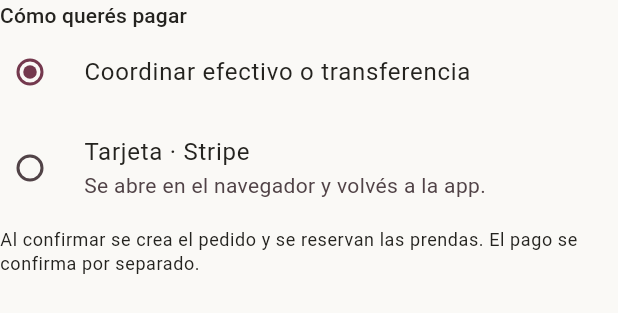
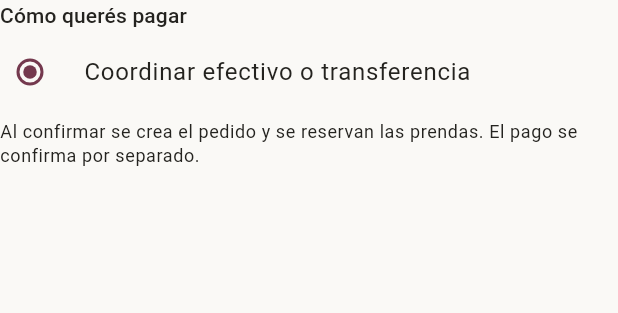
Before and after one commit to JA-Guevara/MOBILE_MARKETPLACE_MODA, a Flutter app: the _MetodoPago widget shown alone on an empty page, opened directly with empty values, on a phone screen of 412 x 824 dp. Shown: the top 313 px of the screen. Run offline on Flutter 3.47's test engine with Material 3 defaults, Android fonts, the phone set to English and light mode, and no system bars; our stand-ins replace cached_network_image, camera, connectivity_plus, dio, flutter_cache_manager, flutter_local_notifications and 6 more; missing offline and left inert: google_mlkit_pose_detection, workmanager; accounts and stored records are empty; network calls fail.

Commit message:
Respeta la disponibilidad de tarjeta por tienda en el carrito

```diff
--- a/lib/features/ventas_pagos/domain/commerce_models.dart
+++ b/lib/features/ventas_pagos/domain/commerce_models.dart
@@ -135,6 +135,7 @@ class Carrito {
     this.couponCode,
     this.total = 0,
     this.currency = 'BOB',
+    this.tarjetaDisponible = false,
   });
 
   final List<ItemCarrito> items;
@@ -144,6 +145,7 @@ class Carrito {
   final String? couponCode;
   final double total;
   final String currency;
+  final bool tarjetaDisponible;
 
   factory Carrito.desdeJson(Map<String, dynamic> json) => Carrito(
     items: (json['items'] as List<dynamic>? ?? const [])
@@ -157,6 +159,7 @@ class Carrito {
     couponCode: json['coupon_code'] as String?,
     total: _monto(json['total']),
     currency: json['currency'] as String? ?? 'BOB',
+    tarjetaDisponible: json['card_payments_available'] == true,
   );
 
   bool get vacio => items.isEmpty;
--- a/lib/features/ventas_pagos/presentation/carrito_screen.dart
+++ b/lib/features/ventas_pagos/presentation/carrito_screen.dart
@@ -612,19 +612,20 @@ class _MetodoPago extends StatelessWidget {
         RadioGroup<String>(
           groupValue: estado.metodoPago,
           onChanged: (v) => onElegir(v ?? 'manual'),
-          child: const Column(
+          child: Column(
             children: [
-              RadioListTile<String>(
+              const RadioListTile<String>(
                 value: 'manual',
                 contentPadding: EdgeInsets.zero,
                 title: Text('Coordinar efectivo o transferencia'),
               ),
-              RadioListTile<String>(
-                value: 'stripe',
-                contentPadding: EdgeInsets.zero,
-                title: Text('Tarjeta · Stripe'),
-                subtitle: Text('Se abre en el navegador y volvés a la app.'),
-              ),
+              if (estado.carrito?.tarjetaDisponible == true)
+                const RadioListTile<String>(
+                  value: 'stripe',
+                  contentPadding: EdgeInsets.zero,
+                  title: Text('Tarjeta · Stripe'),
+                  subtitle: Text('Se abre en el navegador y volvés a la app.'),
+                ),
             ],
           ),
         ),
```
Also changed, not shown: lib/features/ventas_pagos/application/carrito_controller.dart (+6 -2 lines), 1 other file.
